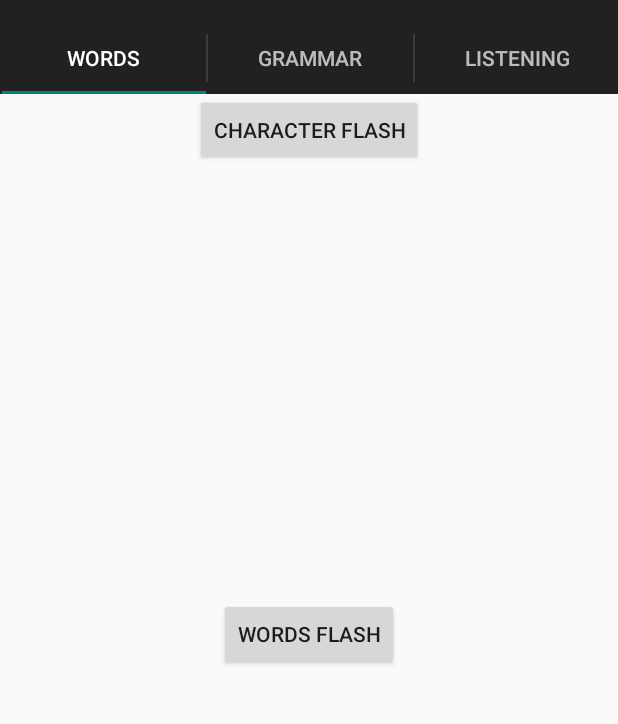
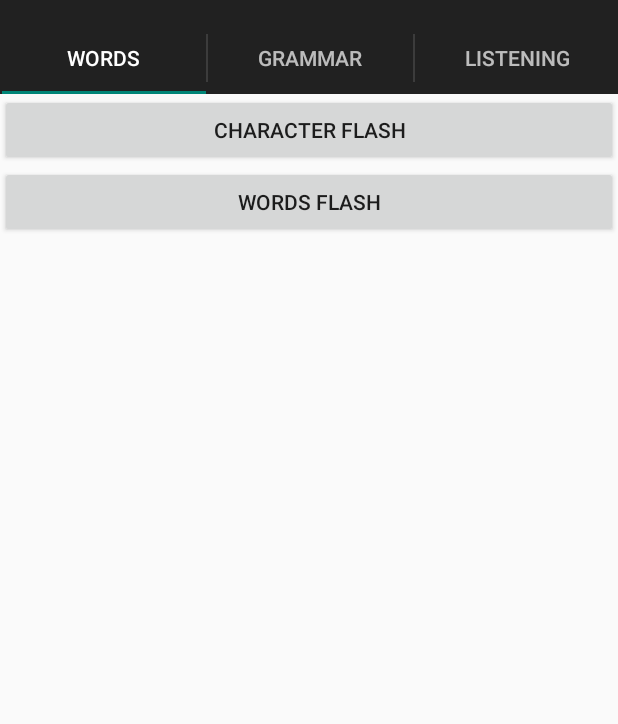
Before and after one commit to hiramoto/I_love_Laos, an Android app: the screen it shows after launch (MainActivity), on a phone screen of 412 x 824 dp, the part 62-786 px from its top. Run offline under Robolectric (Android 15) with nearby library versions, the phone set to English and light mode, and no system bars.

```diff
--- a/app/build.gradle
+++ b/app/build.gradle
@@ -8,8 +8,8 @@ android {
         applicationId "com.laos.hiramoto.ilovelaos"
         minSdkVersion 16
         targetSdkVersion 21
-        versionCode 1
-        versionName "1.0"
+        versionCode 3
+        versionName "1.2"
     }
     buildTypes {
         release {
--- a/app/src/main/res/layout/fragment_words.xml
+++ b/app/src/main/res/layout/fragment_words.xml
@@ -1,21 +1,21 @@
-<FrameLayout xmlns:android="http://schemas.android.com/apk/res/android"
-    xmlns:tools="http://schemas.android.com/tools" android:layout_width="match_parent"
-    android:layout_height="match_parent" tools:context="com.laos.hiramoto.ilovelaos.WordsFragment">
+<LinearLayout xmlns:android="http://schemas.android.com/apk/res/android"
+    xmlns:tools="http://schemas.android.com/tools" android:layout_width="fill_parent"
+    android:layout_height="wrap_content" tools:context="com.laos.hiramoto.ilovelaos.WordsFragment"
+    android:orientation="vertical">
 
     <!-- TODO: Update blank fragment layout -->
 
     <Button
-        android:layout_width="wrap_content"
+        android:layout_width="fill_parent"
         android:layout_height="wrap_content"
         android:text="CHARACTER FLASH"
         android:id="@+id/button3"
         android:layout_gravity="center_horizontal|top" />
 
     <Button
-        android:layout_width="wrap_content"
+        android:layout_width="fill_parent"
         android:layout_height="wrap_content"
         android:text="WORDS FLASH"
-        android:id="@+id/button4"
-        android:layout_gravity="center" />
+        android:id="@+id/button4" />
 
-</FrameLayout>
+</LinearLayout>
```
Also changed, not shown: 2 other files.
